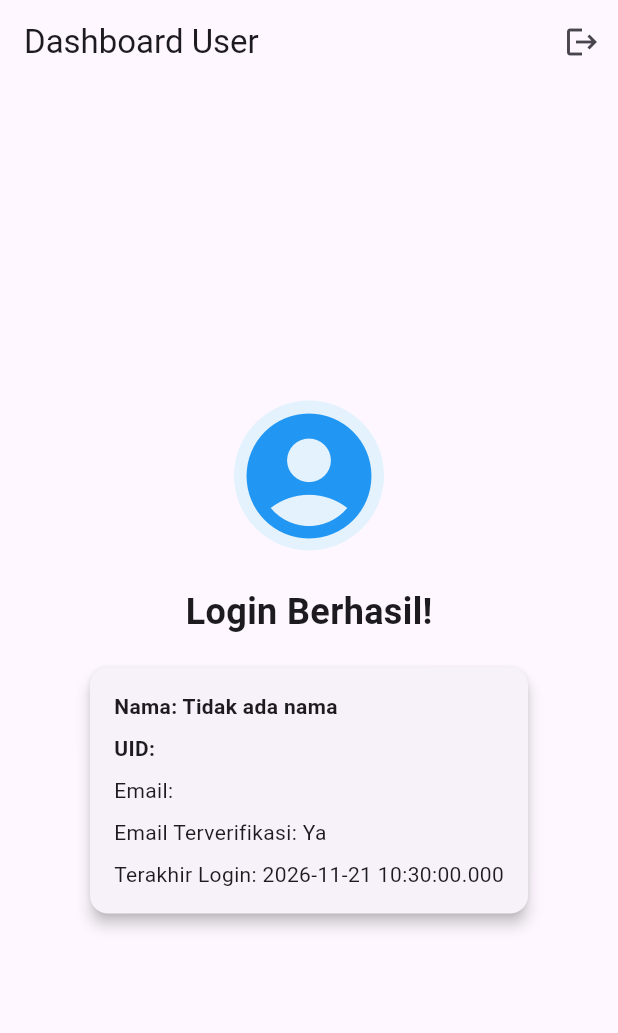
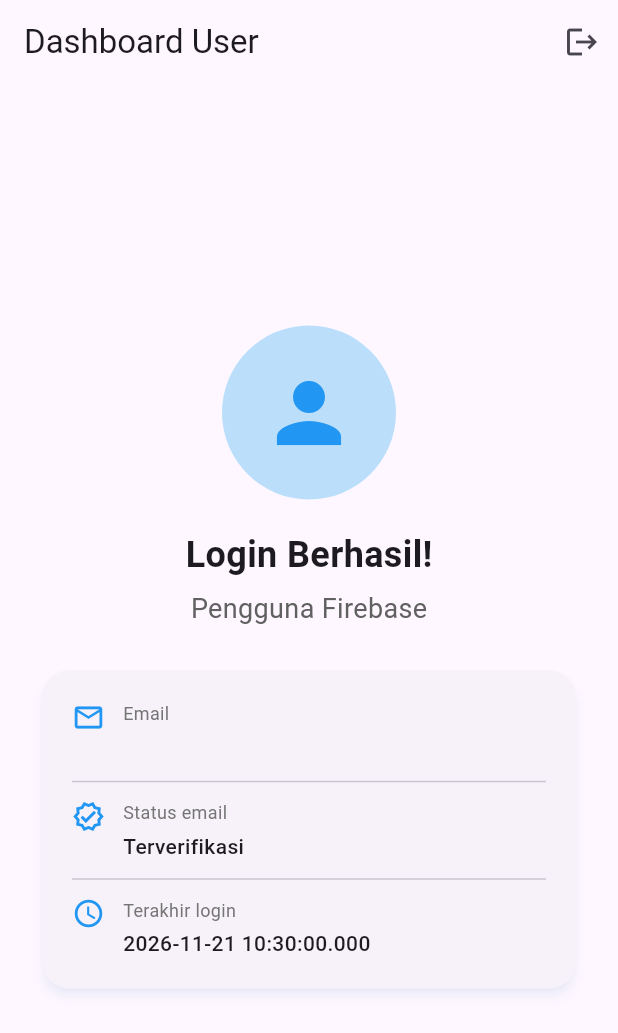
Before and after one commit to NuxMann/Latihan_Firebase_1124160069, a Flutter app: the screen it shows once a user with an empty profile is signed in, on a phone screen of 412 x 824 dp. Shown: the top 1033 px of the screen. Run offline on Flutter 3.47's test engine with Material 3 defaults, Android fonts, the phone set to English and light mode, and no system bars; our stand-ins replace firebase_auth, firebase_core; accounts and stored records are empty.

Commit message:
Merapihkan Halaman

```diff
--- a/lib/main.dart
+++ b/lib/main.dart
@@ -185,39 +185,47 @@ class UserInfoScreen extends StatelessWidget {
             crossAxisAlignment: CrossAxisAlignment.center,
             children: [
               CircleAvatar(
-                radius: 50,
-                backgroundColor: Colors.blue.shade50,
+                radius: 58,
+                backgroundColor: Colors.blue.shade100,
                 backgroundImage: user.photoURL != null && user.photoURL!.isNotEmpty
                     ? NetworkImage(user.photoURL!)
                     : null,
                 child: user.photoURL == null || user.photoURL!.isEmpty
-                    ? const Icon(Icons.account_circle, size: 100, color: Colors.blue)
+                    ? const Icon(Icons.person, size: 64, color: Colors.blue)
                     : null,
               ),
-              const SizedBox(height: 24),
+              const SizedBox(height: 20),
               const Text(
                 'Login Berhasil!',
                 style: TextStyle(fontSize: 24, fontWeight: FontWeight.bold),
               ),
-              const SizedBox(height: 16),
+              const SizedBox(height: 6),
+              Text(
+                user.displayName?.isNotEmpty == true ? user.displayName! : 'Pengguna Firebase',
+                style: TextStyle(fontSize: 18, color: Colors.grey.shade700),
+              ),
+              const SizedBox(height: 24),
               Card(
-                elevation: 4,
+                elevation: 3,
+                shadowColor: Colors.blue.withOpacity(0.15),
+                shape: RoundedRectangleBorder(borderRadius: BorderRadius.circular(18)),
                 child: Padding(
-                  padding: const EdgeInsets.all(16.0),
+                  padding: const EdgeInsets.all(20),
                   child: Column(
-                    crossAxisAlignment: CrossAxisAlignment.start,
                     children: [
-                      Text('Nama: ${user.displayName?.isNotEmpty == true ? user.displayName : "Tidak ada nama"}',
-                          style: const TextStyle(fontWeight: FontWeight.bold)),
-                      const SizedBox(height: 8),
-                      Text('UID: ${user.uid}',
-                          style: const TextStyle(fontWeight: FontWeight.bold)),
-                      const SizedBox(height: 8),
-                      Text('Email: ${user.email ?? "Tidak ada email"}'),
-                      const SizedBox(height: 8),
-                      Text('Email Terverifikasi: ${user.emailVerified ? "Ya" : "Tidak"}'),
-                      const SizedBox(height: 8),
-                      Text('Terakhir Login: ${user.metadata.lastSignInTime.toString()}'),
+                      _InfoRow(icon: Icons.email_outlined, label: 'Email', value: user.email ?? 'Tidak ada email'),
+                      const Divider(height: 24),
+                      _InfoRow(
+                        icon: user.emailVerified ? Icons.verified_outlined : Icons.info_outline,
+                        label: 'Status email',
+                        value: user.emailVerified ? 'Terverifikasi' : 'Belum terverifikasi',
+                      ),
+                      const Divider(height: 24),
+                      _InfoRow(
+                        icon: Icons.access_time,
+                        label: 'Terakhir login',
+                        value: user.metadata.lastSignInTime?.toLocal().toString() ?? '-',
+                      ),
                     ],
                   ),
                 ),
@@ -229,3 +237,32 @@ class UserInfoScreen extends StatelessWidget {
     );
   }
 }
+
+class _InfoRow extends StatelessWidget {
+  final IconData icon;
+  final String label;
+  final String value;
+
+  const _InfoRow({required this.icon, required this.label, required this.value});
+
+  @override
+  Widget build(BuildContext context) {
+    return Row(
+      crossAxisAlignment: CrossAxisAlignment.start,
+      children: [
+        Icon(icon, color: Colors.blue, size: 22),
+        const SizedBox(width: 12),
+        Expanded(
+          child: Column(
+            crossAxisAlignment: CrossAxisAlignment.start,
+            children: [
+              Text(label, style: TextStyle(fontSize: 12, color: Colors.grey.shade600)),
+              const SizedBox(height: 4),
+              Text(value, style: const TextStyle(fontWeight: FontWeight.w500)),
+            ],
+          ),
+        ),
+      ],
+    );
+  }
+}
```
